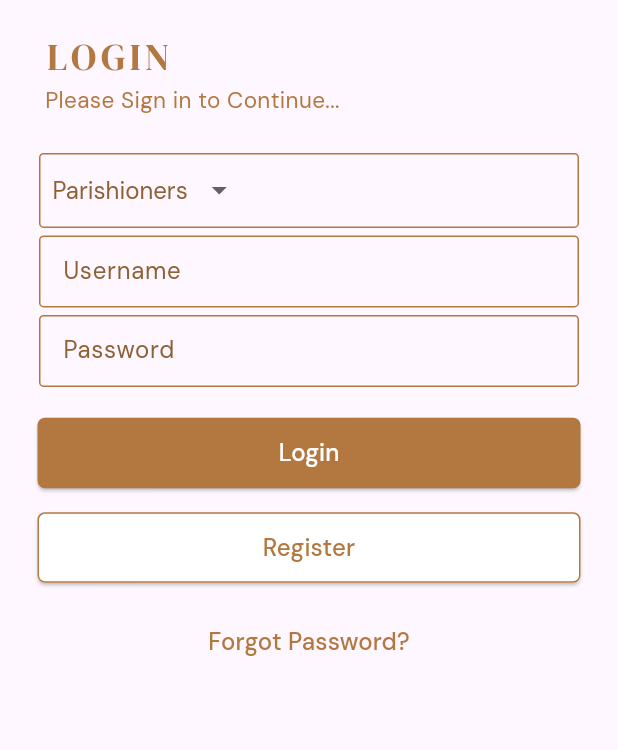
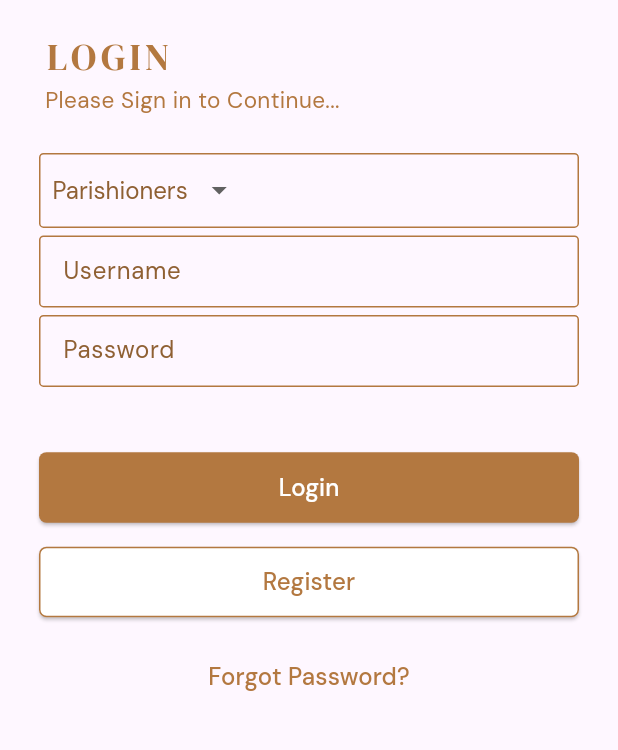
Before and after one commit to ft-Alexander/holink, a Flutter app: the screen it shows after launch, after a tap on "Register", on a phone screen of 412 x 824 dp, the part 198-948 px from its top. Run offline on Flutter 3.47's test engine with Material 3 defaults, Android fonts, the light colour scheme and no system bars; our stand-ins replace google_fonts, hexcolor; network calls fail.

Commit message:
MYSQL Connection

```diff
--- a/lib/features/authentication/views/login.dart
+++ b/lib/features/authentication/views/login.dart
@@ -23,7 +23,7 @@ class _LoginState extends State<Login> {
               children: [
                 LoginWelcome(),
                 LoginForm(),
-                LoginButtons(),
+                // LoginButtons(),
               ],
             ),
           ),
--- a/lib/features/authentication/views/loginWidget/login.buttons.dart
+++ b/lib/features/authentication/views/loginWidget/login.buttons.dart
@@ -1,6 +1,7 @@
 import 'package:flutter/material.dart';
 import 'package:hexcolor/hexcolor.dart';
 import 'package:holink/constants/global.color.dart';
+import 'package:holink/features/authentication/views/loginWidget/login.form.dart';
 import 'package:holink/features/scheduling/view/scheduling.dart';
 
 class LoginButtons extends StatelessWidget {
--- a/lib/features/authentication/views/loginWidget/login.form.dart
+++ b/lib/features/authentication/views/loginWidget/login.form.dart
@@ -1,8 +1,12 @@
+import 'dart:convert';
+
 import 'package:flutter/material.dart';
 import 'package:google_fonts/google_fonts.dart';
 import 'package:hexcolor/hexcolor.dart';
 import 'package:holink/constants/global.color.dart';
 import 'package:holink/constants/sizes.dart';
+import 'package:holink/features/scheduling/view/scheduling.dart';
+import 'package:http/http.dart' as http;
 
 class LoginForm extends StatefulWidget {
   const LoginForm({Key? key}) : super(key: key);
@@ -12,6 +16,10 @@ class LoginForm extends StatefulWidget {
 }
 
 class _LoginFormState extends State<LoginForm> {
+  String _msg = "";
+  TextEditingController _usernameController = TextEditingController();
+  TextEditingController _passwordConttroller = TextEditingController();
+
   String dropDown = 'Parishioners';
 
   @override
@@ -64,6 +72,7 @@ class _LoginFormState extends State<LoginForm> {
           ),
           const SizedBox(height: 5.0),
           TextField(
+            controller: _usernameController,
             decoration: InputDecoration(
               labelText: 'Username',
               labelStyle: GoogleFonts.dmSans(
@@ -86,6 +95,7 @@ class _LoginFormState extends State<LoginForm> {
           ),
           const SizedBox(height: 5.0),
           TextField(
+            controller: _passwordConttroller,
             decoration: InputDecoration(
               labelText: 'Password',
               labelStyle: GoogleFonts.dmSans(
@@ -108,8 +118,135 @@ class _LoginFormState extends State<LoginForm> {
             obscureText: true,
           ),
           const SizedBox(height: 20.0),
+          Text(
+            _msg,
+            style: GoogleFonts.dmSans(
+              color: HexColor(tbrown),
+              fontSize: h6,
+            ),
+          ),
+          ElevatedButton(
+            onPressed: () {
+              login();
+              // Navigator.push(
+              //   context,
+              //   MaterialPageRoute(builder: (context) => Scheduling()),
+              // );
+            },
+            style: ButtonStyle(
+              backgroundColor:
+                  MaterialStateProperty.all<Color>(HexColor(tbrown)),
+              padding: MaterialStateProperty.all<EdgeInsetsGeometry>(
+                EdgeInsets.symmetric(vertical: 12.0, horizontal: 30.0),
+              ),
+              shape: MaterialStateProperty.all<RoundedRectangleBorder>(
+                RoundedRectangleBorder(
+                  borderRadius: BorderRadius.circular(5.0),
+                ),
+              ),
+            ),
+            child: const Text(
+              'Login',
+              style: TextStyle(
+                fontSize: 16.0,
+                color: Colors.white,
+                fontFamily: 'DM Sans', // Adjust the font family as needed
+              ),
+            ),
+          ),
+          const SizedBox(height: 15.0),
+          ElevatedButton(
+            onPressed: () {
+              // Add your login functionality here
+            },
+            style: ButtonStyle(
+              backgroundColor:
+                  MaterialStateProperty.all<Color>(HexColor(twhite)),
+              padding: MaterialStateProperty.all<EdgeInsetsGeometry>(
+                const EdgeInsets.symmetric(vertical: 12.0, horizontal: 30.0),
+              ),
+              shape: MaterialStateProperty.all<RoundedRectangleBorder>(
+                RoundedRectangleBorder(
+                  borderRadius: BorderRadius.circular(5.0),
+                  side: BorderSide(
+                    color: HexColor(tbrown),
+                    width: 1.0,
+                  ),
+                ),
+              ),
+            ),
+            child: Text(
+              'Register',
+              style: TextStyle(
+                fontSize: 16.0,
+                color: HexColor(tbrown),
+                fontFamily: 'DM Sans', // Adjust the font family as needed
+              ),
+            ),
+          ),
+          const SizedBox(height: 15.0),
+          ElevatedButton(
+            onPressed: () {
+              // Add your login functionality here
+            },
+            style: ButtonStyle(
+              backgroundColor:
+                  MaterialStateProperty.all<Color>(Colors.transparent),
+              shadowColor: MaterialStateProperty.all<Color>(Colors.transparent),
+              elevation: MaterialStateProperty.all<double>(0),
+              padding: MaterialStateProperty.all<EdgeInsetsGeometry>(
+                const EdgeInsets.symmetric(vertical: 12.0, horizontal: 30.0),
+              ),
+              shape: MaterialStateProperty.all<RoundedRectangleBorder>(
+                RoundedRectangleBorder(
+                  borderRadius: BorderRadius.circular(5.0),
+                ),
+              ),
+            ),
+            child: Text(
+              'Forgot Password?',
+              style: TextStyle(
+                fontSize: 16.0,
+                color: HexColor(tbrown),
+                fontFamily: 'DM Sans', // Adjust the font family as needed
+              ),
+            ),
+          ),
         ],
       ),
     );
   }
+
+  void login() async {
+    String url = "http://localhost/dashboard/myfolder/login.php";
+
+    String username = _usernameController.text;
+    String password = _passwordConttroller.text;
+
+    final Map<String, dynamic> queryParams = {
+      "username": username, // Pass username as string
+      "password": password, // Pass password as string
+    };
+
+    try {
+      http.Response response =
+          await http.get(Uri.parse(url).replace(queryParameters: queryParams));
+      if (response.statusCode == 200) {
+        var user = jsonDecode(response.body); // return type listmap
+        if (user.isNotEmpty) {
+          Navigator.push(
+            context,
+            MaterialPageRoute(builder: (context) => Scheduling()),
+          );
+        } else {
+          _msg = "Invalid Username Or Password";
+        }
+        // print(response.body);
+      } else {
+        print("Error: ${response.statusCode}");
+      }
+    } catch (error) {
+      _msg = "$error";
+    }
+  }
 }
--- a/lib/features/scheduling/view/scheduling.dart
+++ b/lib/features/scheduling/view/scheduling.dart
@@ -10,6 +10,6 @@ class Scheduling extends StatefulWidget {
 class _SchedulingState extends State<Scheduling> {
   @override
   Widget build(BuildContext context) {
-    return const Placeholder();
+    return Scaffold();
   }
 }
--- a/lib/main.dart
+++ b/lib/main.dart
@@ -1,26 +1,7 @@
-import 'package:firebase_core/firebase_core.dart';
-import 'package:flutter/foundation.dart';
 import 'package:flutter/material.dart';
 import 'package:holink/features/authentication/views/login.dart';
-// import 'package:firebase_core/firebase_core.dart';
 
-// Future main() async{
-//   WidgetsFlutterBinding.ensureInitialized();
-//   await Firebase.initializeApp();
-
-//   runApp(HolinkApp())
-// }
-void main() async {
-  WidgetsFlutterBinding.ensureInitialized();
-  await Firebase.initializeApp(
-      options: const FirebaseOptions(
-          apiKey: "AIzaSyAzVOWqd4hPdUBmag87ujvszm3jd8miiT4",
-          authDomain: "holink-69aed.firebaseapp.com",
-          projectId: "holink-69aed",
-          storageBucket: "holink-69aed.appspot.com",
-          messagingSenderId: "184456395100",
-          appId: "1:184456395100:web:431f3de381aaba7d7b6999"));
-
+void main() {
   runApp(const HolinkApp());
 }
 
```
Also changed, not shown: pubspec.yaml (+2 -6 lines), pubspec.lock, 8 other files.
